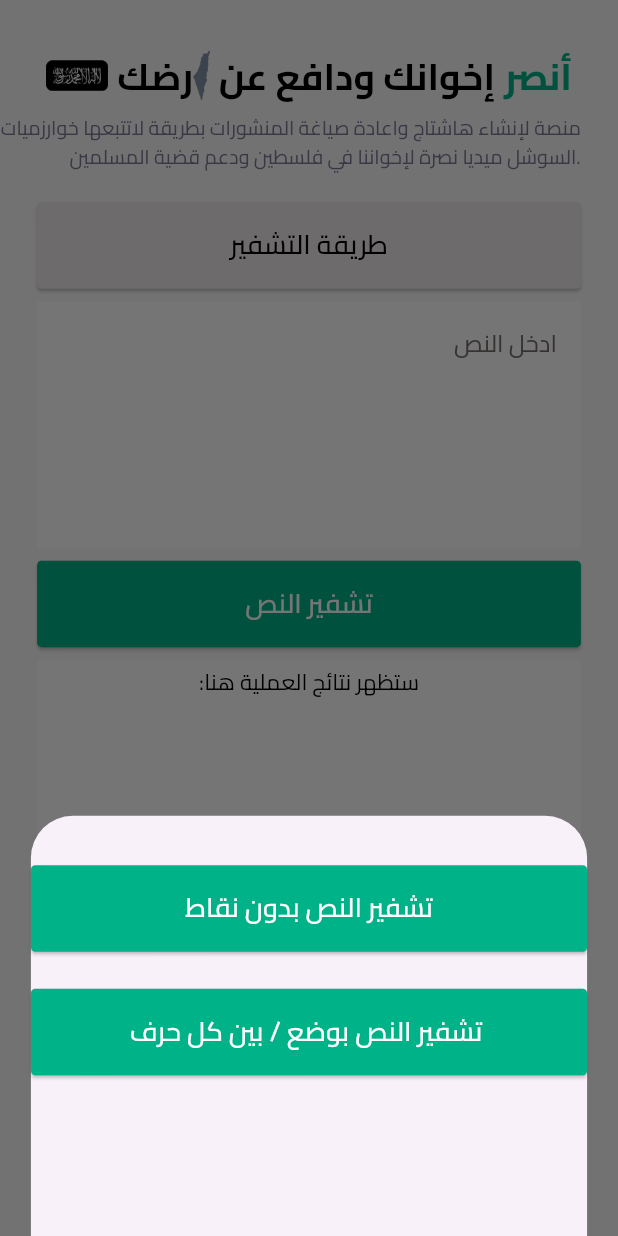
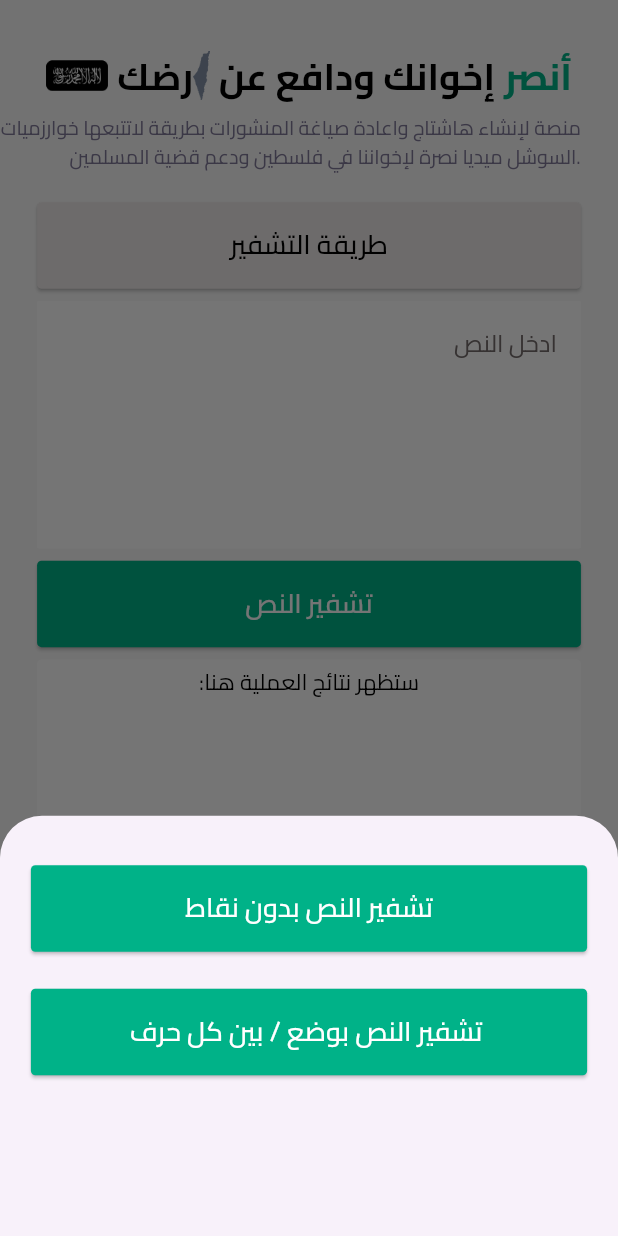
Before and after one commit to aymenapt/kifahi, a Flutter app: the MainScreen screen opened directly, after a tap on "طريقة التشفير", on a phone screen of 412 x 824 dp. Run offline on Flutter 3.47's test engine with Material 2 defaults, Android fonts, the phone set to English and light mode, and no system bars; our stand-ins replace fluttertoast, page_transition, shared_preferences; missing offline and left inert: clipboard, dart:ffi, flutter_overboard; accounts and stored records are empty.

Commit message:
first commit

```diff
--- a/lib/screens/main_screen.dart
+++ b/lib/screens/main_screen.dart
@@ -5,6 +5,8 @@ import 'package:kifah/widgets/DefaultTextStyle/defaultextstyle.dart';
 import 'package:kifah/widgets/defaultbuttomn/defaultbuttomn.dart';
 import 'package:kifah/widgets/mytextfromfield/my_textfrom_field.dart';
 import 'package:kifah/widgets/mytoast/mytoast.dart';
+
+
 
 class MainScreen extends StatefulWidget {
   const MainScreen({super.key});
@@ -14,7 +16,6 @@ class MainScreen extends StatefulWidget {
 }
 
 class _MainScreenState extends State<MainScreen> {
-
   String separateWithSlash(String input) {
     // Split the input string into a list of characters
     List<String> characters = input.split('');
@@ -24,7 +25,6 @@ String separateWithSlash(String input) {
 
     return separatedString;
   }
-
 
   String dotLess(String input) {
     var words = input.split(" ");
@@ -119,14 +119,12 @@ String separateWithSlash(String input) {
                 Container(
                   alignment: Alignment.center,
                   margin: EdgeInsets.only(right: width * 0.06),
-
                   child: MyDefaultTextStyle(
                       text:
                           "منصة لإنشاء هاشتاج واعادة صياغة المنشورات بطريقة لاتتبعها خوارزميات السوشل ميديا نصرة لإخواننا في فلسطين ودعم قضية المسلمين.",
                       height: height * 0.016,
                       color: subtext),
                 ),
-
                 SizedBox(
                   height: height * 0.025,
                 ),
@@ -139,6 +137,7 @@ String separateWithSlash(String input) {
                             context: context,
                             builder: (ctx) {
                               return Container(
+                                width: width,
                                 margin: EdgeInsets.only(top: height * 0.04),
                                 height: height * 0.3,
                                 child: Column(
@@ -207,31 +206,23 @@ String separateWithSlash(String input) {
                   margin:
                       EdgeInsets.only(right: width * 0.06, left: width * 0.06),
                   child: Defaultbutton(
-
-
                       functon: () {
-
-                        if(dotless){
+                        if (dotless) {
                           setState(() {
                             result = dotLess(textEditingController.text);
                           });
 
                           print(textEditingController.text);
                           print(result);
-                        }
-
-                        else{
-
+                        } else {
                           setState(() {
-                          result = separateWithSlash(textEditingController.text);
+                            result =
+                                separateWithSlash(textEditingController.text);
                           });
 
                           print(textEditingController.text);
                           print(result);
-
-
                         }
-
                       },
                       text: 'تشفير النص',
                       height: height * 0.07,
@@ -270,7 +261,6 @@ setState(() {
                           color: black,
                           bold: true),
                     ),
-
                     Defaultbutton(
                         functon: () {
                           FlutterClipboard.copy(result)
@@ -283,7 +273,6 @@ setState(() {
                         textcolor: black,
                         fontsize: height * 0.016,
                         border: 3),
-
                   ]),
                 ),
               ],
```
Lines whose indentation alone changed are shown as unchanged.
